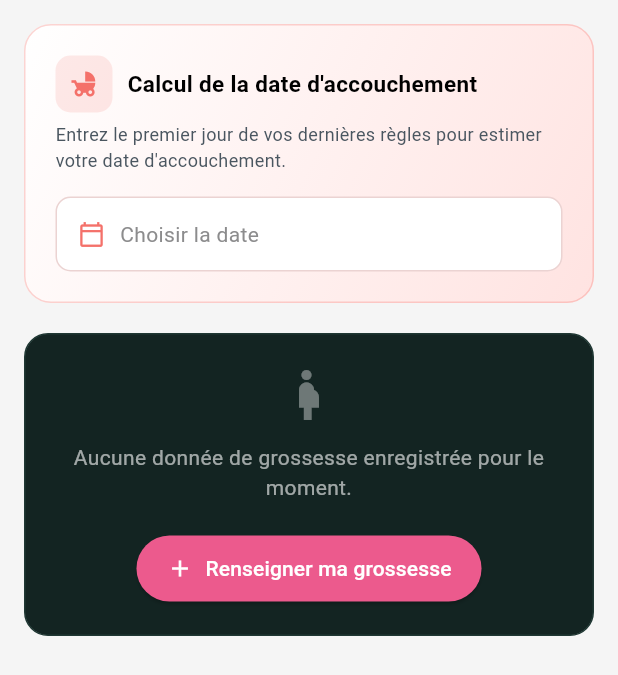
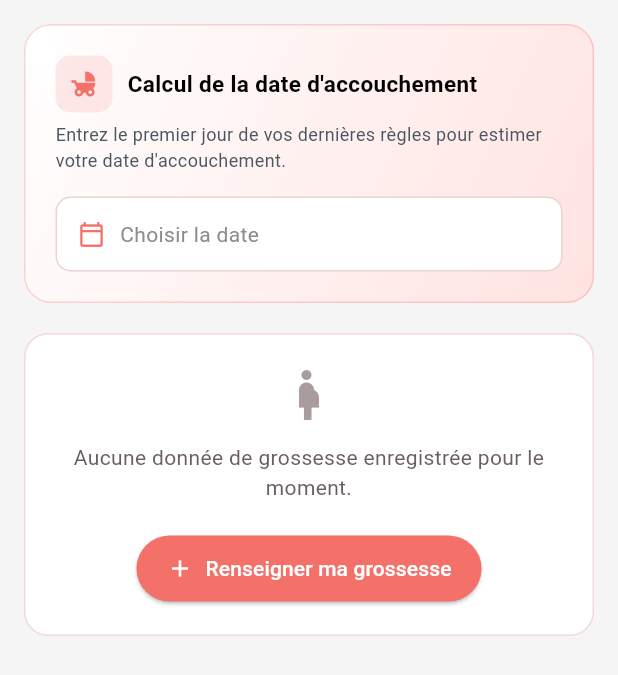
Before and after one commit to pfemoonbou-netizen/medicaclic, a Flutter app: the PregnancyTab widget shown alone on an empty page, opened directly, on a phone screen of 412 x 824 dp. Shown: the top 675 px of the screen. Run offline on Flutter 3.47's test engine with Material 3 defaults, Android fonts, the phone set to English and light mode, and no system bars; our stand-ins replace file_picker, flutter_map, geolocator, go_router, image_picker, latlong2 and 2 more; accounts and stored records are empty; network calls fail.

Commit message:
Yemma: theme clair rose/corail + suivi de grossesse semaine par semaine
- Palette YemmaColors passee en clair (fond rose pale, cartes blanches,
  accent corail) — appliquee automatiquement a tous les onglets Yemma.
- Nouveau PregnancyTracker (style maquette): selecteur de semaines 4-40
  en cercles, poids/taille du bebe par semaine, trimestre, progression,
  jours restants et cartes Bebe / Maman / Conseil utile en francais.
- L'onglet Grossesse affiche le tracker en premier, puis le calculateur
  de date d'accouchement.

Co-Authored-By: Claude Opus 4.8 <noreply@anthropic.com>
Claude-Session: https://claude.ai/code/session_01Qugv98F72eF1ZMSTqq2YCm

```diff
--- a/lib/screens/yemma/widgets/pregnancy_tab.dart
+++ b/lib/screens/yemma/widgets/pregnancy_tab.dart
@@ -2,6 +2,7 @@ import 'package:flutter/material.dart';
 import 'package:provider/provider.dart';
 import '../../../providers/yemma_provider.dart';
 import '../yemma_theme.dart';
+import 'pregnancy_tracker.dart';
 
 class PregnancyTab extends StatelessWidget {
   const PregnancyTab({super.key});
@@ -38,64 +39,15 @@ class PregnancyTab extends StatelessWidget {
       );
     }
 
-    final progress = yemma.pregnancyWeek / 40;
     final date = yemma.nextAppointmentDate;
     final time = date == null ? '' : '${date.hour.toString().padLeft(2, '0')}h${date.minute.toString().padLeft(2, '0')}';
 
     return ListView(
       padding: const EdgeInsets.all(16),
       children: [
+        PregnancyTracker(currentWeek: yemma.pregnancyWeek),
+        const SizedBox(height: 16),
         const _DueDateCalculator(),
-        const SizedBox(height: 16),
-        Container(
-          padding: const EdgeInsets.all(16),
-          decoration: BoxDecoration(color: YemmaColors.card, borderRadius: BorderRadius.circular(16), border: Border.all(color: YemmaColors.border)),
-          child: Column(
-            crossAxisAlignment: CrossAxisAlignment.start,
-            children: [
-              const Text('Semaine de grossesse', style: TextStyle(color: YemmaColors.textPrimary, fontSize: 15, fontWeight: FontWeight.w700)),
-              const SizedBox(height: 14),
-              Row(
-                crossAxisAlignment: CrossAxisAlignment.start,
-                children: [
-                  Container(
-                    width: 70,
-                    height: 70,
-                    decoration: BoxDecoration(shape: BoxShape.circle, border: Border.all(color: YemmaColors.pink, width: 3)),
-                    child: Column(
-                      mainAxisAlignment: MainAxisAlignment.center,
-                      children: [
-                        Text('${yemma.pregnancyWeek}', style: const TextStyle(color: YemmaColors.textPrimary, fontSize: 22, fontWeight: FontWeight.w700)),
-                        const Text('sem.', style: TextStyle(color: YemmaColors.textFaint, fontSize: 11)),
-                      ],
-                    ),
-                  ),
-                  const SizedBox(width: 16),
-                  Expanded(
-                    child: Column(
-                      crossAxisAlignment: CrossAxisAlignment.start,
-                      children: [
-                        Text(yemma.pregnancyTrimester, style: const TextStyle(color: YemmaColors.textPrimary, fontSize: 14, fontWeight: FontWeight.w700)),
-                        const SizedBox(height: 6),
-                        Text(
-                          'Votre bébé mesure ~${yemma.babySizeCm.toInt()}cm et pèse ${yemma.babyWeightKgEstimate}kg. Il peut entendre votre voix.',
-                          style: const TextStyle(color: YemmaColors.textSecondary, fontSize: 12, height: 1.3),
-                        ),
-                      ],
-                    ),
-                  ),
-                ],
-              ),
-              const SizedBox(height: 16),
-              ClipRRect(
-                borderRadius: BorderRadius.circular(4),
-                child: LinearProgressIndicator(value: progress, minHeight: 6, backgroundColor: YemmaColors.border, valueColor: const AlwaysStoppedAnimation(YemmaColors.pink)),
-              ),
-              const SizedBox(height: 6),
-              Text('${yemma.pregnancyWeek} / 40 semaines', style: const TextStyle(color: YemmaColors.textFaint, fontSize: 11)),
-            ],
-          ),
-        ),
         const SizedBox(height: 16),
         Container(
           padding: const EdgeInsets.all(16),
--- a/lib/screens/yemma/yemma_screen.dart
+++ b/lib/screens/yemma/yemma_screen.dart
@@ -51,8 +51,8 @@ class _YemmaScreenState extends State<YemmaScreen> with SingleTickerProviderStat
                       children: [
                         Row(
                           children: const [
-                            Text('Yemma ', style: TextStyle(color: Colors.white, fontSize: 18, fontWeight: FontWeight.w700)),
-                            Text('يمّا', style: TextStyle(color: Colors.white, fontSize: 18, fontWeight: FontWeight.w700)),
+                            Text('Yemma ', style: TextStyle(color: YemmaColors.textPrimary, fontSize: 18, fontWeight: FontWeight.w700)),
+                            Text('يمّا', style: TextStyle(color: YemmaColors.textPrimary, fontSize: 18, fontWeight: FontWeight.w700)),
                           ],
                         ),
                         const Text('Santé maternelle & infantile', style: TextStyle(color: YemmaColors.textSecondary, fontSize: 12)),
--- a/lib/screens/yemma/yemma_theme.dart
+++ b/lib/screens/yemma/yemma_theme.dart
@@ -1,17 +1,18 @@
 import 'package:flutter/material.dart';
 
 class YemmaColors {
-  static const background = Color(0xFF0D1714);
-  static const card = Color(0xFF132422);
-  static const border = Color(0xFF1F3733);
-  static const pink = Color(0xFFEC5A8D);
-  static const green = Color(0xFF4CAF50);
-  static const orange = Color(0xFFFFA726);
+  // Thème clair rose/corail (maquette maternité)
+  static const background = Color(0xFFFFF5F4);
+  static const card = Color(0xFFFFFFFF);
+  static const border = Color(0xFFF3D9D7);
+  static const pink = Color(0xFFF4716A); // corail
+  static const green = Color(0xFF3FB27F);
+  static const orange = Color(0xFFF2994A);
   static const red = Color(0xFFFF5C5C);
   static const blue = Color(0xFF5B8DEF);
-  static const textPrimary = Colors.white;
-  static const textSecondary = Colors.white60;
-  static const textFaint = Colors.white38;
+  static const textPrimary = Color(0xFF2E2A2B);
+  static const textSecondary = Color(0xFF6B5E5E);
+  static const textFaint = Color(0xFFA99C9C);
 
   static Color severityColor(int severity) {
     if (severity <= 4) return green;
```
Also changed, not shown: lib/screens/yemma/widgets/pregnancy_tracker.dart (added, +247 -0 lines).
